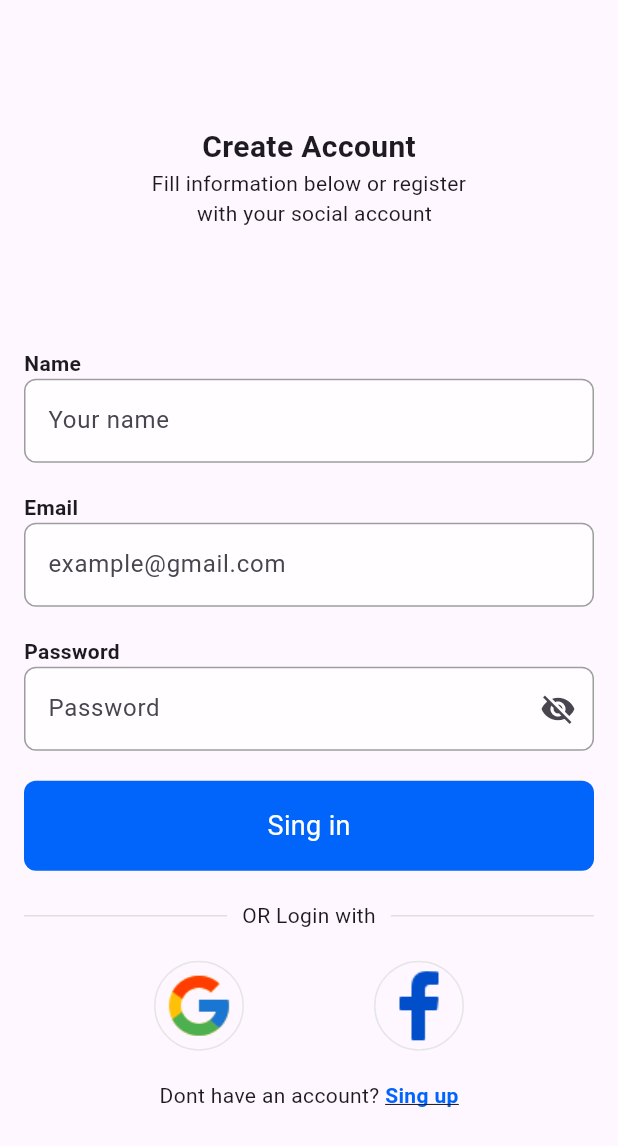
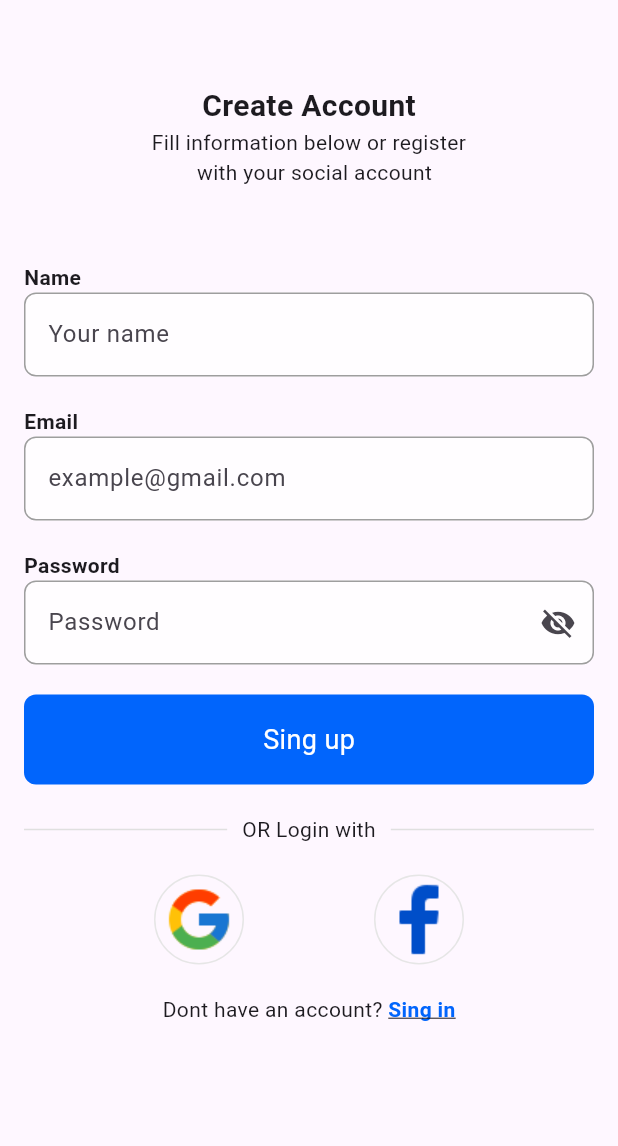
Before and after one commit to 1oussamai/doctor-Appointment, a Flutter app: the LoginPageBody screen opened directly, after a tap on "Sing in", after a tap on "Sing up", on a phone screen of 412 x 824 dp. Shown: the top 1146 px of the screen. Run offline on Flutter 3.47's test engine with Material 3 defaults, Android fonts, the phone set to English and light mode, and no system bars; our stand-ins replace smooth_page_indicator.

Commit message:
add AppsTyle class

```diff
--- a/lib/constants.dart
+++ b/lib/constants.dart
@@ -1,5 +1,8 @@
 import 'dart:ui';
 
-const kPrimeryColor = Color(0XFF0165FC);
+const kMainColor = Color(0XFF0165FC);
+const kPrimeryColor = Color(0xff282932);
+const kSecendryColor = Color(0xffEAECF0);
+const kSecendryColor2 = Color(0xff484848);
 const googleLogo = 'assets/images/google.png';
 const facebookLogo = 'assets/images/facebook-logo.png';
--- /dev/null
+++ b/lib/styles/text_styles.dart
@@ -0,0 +1,9 @@
+import 'package:doctor_appoitment/constants.dart';
+import 'package:flutter/material.dart';
+
+abstract class Appstyles {
+  static const primaryText = TextStyle(
+    fontSize: 25,
+    color: kPrimeryColor,
+  );
+}
--- a/lib/widget/costom_bottom.dart
+++ b/lib/widget/costom_bottom.dart
@@ -12,7 +12,7 @@ class CostomBottom extends StatelessWidget {
       child: Container(
         decoration: BoxDecoration(
           borderRadius: BorderRadius.circular(8),
-          color: kPrimeryColor,
+          color: kMainColor,
         ),
         height: 60,
         width: double.infinity,
--- a/lib/widget/custom_text_field.dart
+++ b/lib/widget/custom_text_field.dart
@@ -4,28 +4,31 @@ import 'package:flutter/material.dart';
 class CustomTextField extends StatelessWidget {
   const CustomTextField({
     super.key,
-    required this.hintText, this.suffixIcon, this.validator, this.controller,
+    required this.hintText,
+    this.suffixIcon,
+    this.validator,
+    this.controller,
   });
   final String hintText;
   final Widget? suffixIcon;
- final String? Function(String?)? validator;
- final TextEditingController? controller;
+  final String? Function(String?)? validator;
+  final TextEditingController? controller;
   @override
   Widget build(BuildContext context) {
     return TextFormField(
-      controller: controller ,
-      validator: validator ,
+      controller: controller,
+      validator: validator,
       decoration: InputDecoration(
         fillColor: Colors.white70,
         hintText: hintText,
         filled: true,
         suffixIcon: suffixIcon,
         border: OutlineInputBorder(
-          borderSide: const BorderSide(color: kPrimeryColor),
+          borderSide: const BorderSide(color: kMainColor),
           borderRadius: BorderRadius.circular(8),
         ),
         focusedBorder: OutlineInputBorder(
-          borderSide: const BorderSide(color: kPrimeryColor),
+          borderSide: const BorderSide(color: kMainColor),
           borderRadius: BorderRadius.circular(8),
         ),
         enabledBorder: OutlineInputBorder(
@@ -33,9 +36,6 @@ class CustomTextField extends StatelessWidget {
           borderRadius: BorderRadius.circular(8),
         ),
       ),
-
-
-
     );
   }
 }
--- a/lib/widget/login_page_body.dart
+++ b/lib/widget/login_page_body.dart
@@ -29,6 +29,7 @@ class _LoginPageBodyState extends State<LoginPageBody> {
         child: Scaffold(
           body: Padding(
             padding: const EdgeInsets.all(16),
+            child: SingleChildScrollView(
               child: Column(
                 crossAxisAlignment: CrossAxisAlignment.center,
                 mainAxisAlignment: MainAxisAlignment.center,
@@ -81,7 +82,7 @@ class _LoginPageBodyState extends State<LoginPageBody> {
                         'Forget password ?',
                         style: TextStyle(
                           decoration: TextDecoration.underline,
-                        color: kPrimeryColor,
+                          color: kMainColor,
                           fontWeight: FontWeight.w600,
                         ),
                       ),
@@ -129,13 +130,14 @@ class _LoginPageBodyState extends State<LoginPageBody> {
                         child: const Text("Sing up",
                             style: TextStyle(
                               decoration: TextDecoration.underline,
-                            color: kPrimeryColor,
+                              color: kMainColor,
                               fontWeight: FontWeight.w600,
                             )),
                       ),
                     ],
                   )
                 ],
+              ),
             ),
           ),
         ),
@@ -155,7 +157,7 @@ class _LoginPageBodyState extends State<LoginPageBody> {
   String? confirmEmail(value) {
     if (value == null || value.isEmpty) {
       return 'Email is required';
-    } else if (!RegExp(r'^[a-zA-Z0-9._%+-]+@gmal\.com$').hasMatch(value)) {
+    } else if (!RegExp(r'^[a-zA-Z0-9._%+-]+@gmail\.com$').hasMatch(value)) {
       return 'Email must be a valid @gmal.com address';
     }
     return null;
--- a/lib/widget/onboarding_screen_body.dart
+++ b/lib/widget/onboarding_screen_body.dart
@@ -62,7 +62,7 @@ class _OnboardingScreenBodyState extends State<OnboardingScreenBody> {
               'skip',
               style: TextStyle(
                 fontSize: 20,
-                color: kPrimeryColor,
+                color: kMainColor,
               ),
             ),
           ),
--- a/lib/widget/sing_up_body.dart
+++ b/lib/widget/sing_up_body.dart
@@ -24,10 +24,14 @@ class _SingUpBodyState extends State<SingUpBody> {
         child: Scaffold(
           body: Padding(
             padding: const EdgeInsets.all(16),
+            child: SingleChildScrollView(
               child: Column(
                 crossAxisAlignment: CrossAxisAlignment.center,
                 mainAxisAlignment: MainAxisAlignment.center,
                 children: [
+                  SizedBox(
+                    height: 40,
+                  ),
                   const Text(
                     'Create Account',
                     style: TextStyle(
@@ -40,7 +44,7 @@ class _SingUpBodyState extends State<SingUpBody> {
                     textAlign: TextAlign.center,
                   ),
                   const SizedBox(
-                  height: 80,
+                    height: 50,
                   ),
                   const Row(
                     children: [
@@ -93,7 +97,7 @@ class _SingUpBodyState extends State<SingUpBody> {
                   // adding my costum botton
 
                   CostomBottom(
-                  text: 'Sing in',
+                    text: 'Sing up',
                     onTap: () {
                       if (formKey.currentState!.validate()) {
                         Navigator.push(
@@ -123,16 +127,17 @@ class _SingUpBodyState extends State<SingUpBody> {
                         onTap: () {
                           Navigator.pop(context);
                         },
-                      child: const Text("Sing up",
+                        child: const Text("Sing in",
                             style: TextStyle(
                               decoration: TextDecoration.underline,
-                            color: kPrimeryColor,
+                              color: kMainColor,
                               fontWeight: FontWeight.w600,
                             )),
                       ),
                     ],
                   )
                 ],
+              ),
             ),
           ),
         ),
@@ -152,7 +157,7 @@ class _SingUpBodyState extends State<SingUpBody> {
   String? confirmEmail(value) {
     if (value == null || value.isEmpty) {
       return 'Email is required';
-    } else if (!RegExp(r'^[a-zA-Z0-9._%+-]+@gmal\.com$').hasMatch(value)) {
+    } else if (!RegExp(r'^[a-zA-Z0-9._%+-]+@gmail\.com$').hasMatch(value)) {
       return 'Email must be a valid @gmal.com address';
     }
     return null;
```
Lines whose indentation alone changed are shown as unchanged.
